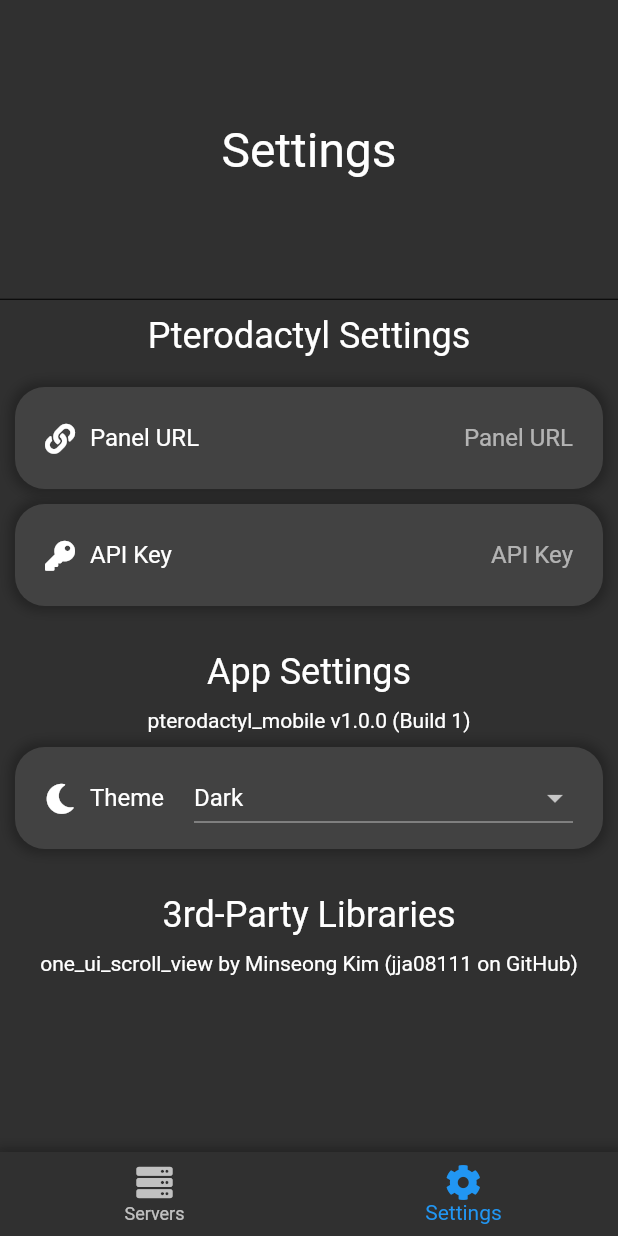
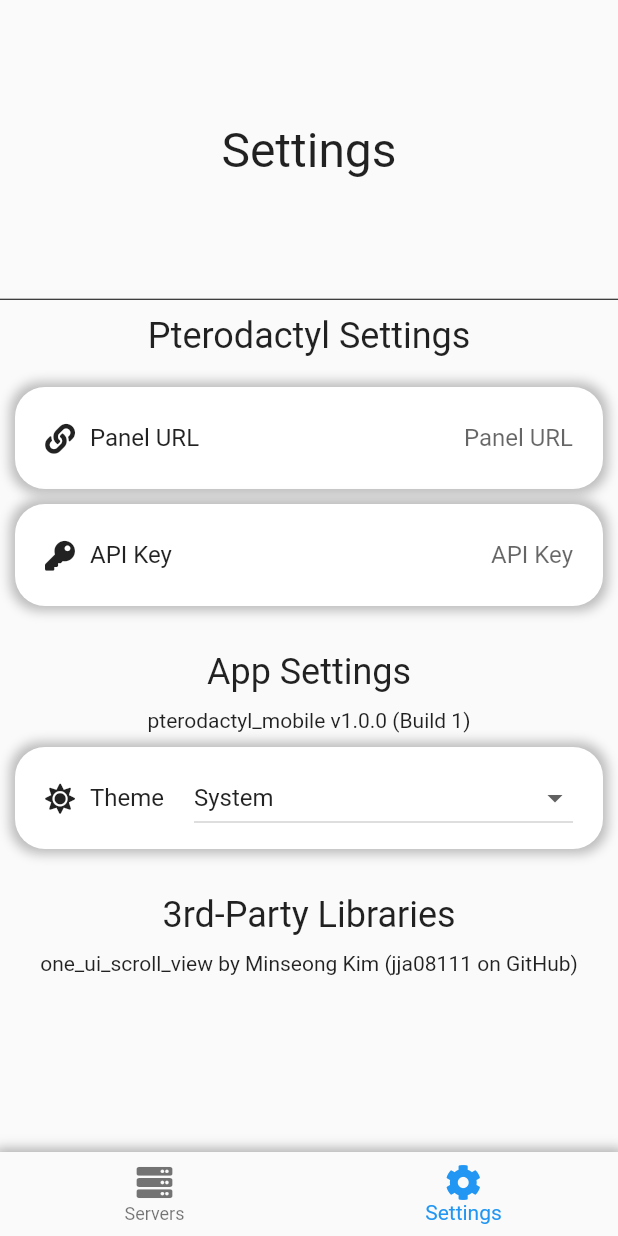
Before and after one commit to requ1Re/pterodactyl_mobile_unoffical, a Flutter app: the screen it shows after launch, swiped to page 2, on a phone screen of 412 x 824 dp. Run offline on Flutter 3.47's test engine with Material 2 defaults, Android fonts, the phone set to English and light mode, and no system bars; our stand-ins replace easy_dynamic_theme, font_awesome_flutter, package_info, shared_preferences; network calls fail.

Commit message:
Updated Themes

```diff
--- a/lib/main.dart
+++ b/lib/main.dart
@@ -1,30 +1,48 @@
-import 'package:flutter/gestures.dart';
 import 'package:flutter/material.dart';
 import 'package:font_awesome_flutter/font_awesome_flutter.dart';
-import 'package:dynamic_theme/dynamic_theme.dart';
 import 'package:pterodactyl_mobile/pages/servers.dart';
 import 'package:pterodactyl_mobile/pages/settings.dart';
+import 'package:easy_dynamic_theme/easy_dynamic_theme.dart';
 
 void main() {
-  runApp(PterodactylMobile());
+  runApp(
+      EasyDynamicThemeWidget(
+        child: PterodactylMobile(),
+      )
+  );
+}
+
+class ThemeNotifier with ChangeNotifier {
+  ThemeData _themeData;
+
+  ThemeNotifier(this._themeData);
+
+  getTheme() => _themeData;
+
+  setTheme(ThemeData themeData) async {
+    _themeData = themeData;
+    notifyListeners();
+  }
 }
 
 class PterodactylMobile extends StatelessWidget {
   // This widget is the root of your application.
   @override
   Widget build(BuildContext context) {
-    return new DynamicTheme(
-        defaultBrightness: Brightness.dark,
-        data: (brightness) => new ThemeData(
-          brightness: brightness,
-        ),
-        themedWidgetBuilder: (context, theme) {
-          return new MaterialApp(
-            title: 'Pterodactyl App Control',
-            theme: theme,
-            home: PterodactylMobileHomePage(title: 'Pterodactyl App Control'),
-          );
-        }
+    ThemeData customDark = ThemeData.dark().copyWith(
+      canvasColor: Colors.black,
+      backgroundColor: Colors.black,
+      scaffoldBackgroundColor: Colors.black,
+      cardColor: Color.fromRGBO(33, 33, 33, 1),
+      shadowColor: Color.fromRGBO(20, 20, 20, 1)
+    );
+
+    return MaterialApp(
+      title: 'Pterodactyl App Control',
+      theme: ThemeData.light(),
+      darkTheme: customDark,
+      themeMode: EasyDynamicTheme.of(context).themeMode,
+      home: PterodactylMobileHomePage(title: 'Pterodactyl App Control'),
     );
   }
 }
--- a/lib/pages/settings.dart
+++ b/lib/pages/settings.dart
@@ -1,9 +1,9 @@
 import 'dart:ui';
 
+import 'package:easy_dynamic_theme/easy_dynamic_theme.dart';
 import 'package:flutter/material.dart';
 import 'package:flutter/services.dart';
 import 'package:font_awesome_flutter/font_awesome_flutter.dart';
-import 'package:dynamic_theme/dynamic_theme.dart';
 import 'package:package_info/package_info.dart';
 import 'package:pterodactyl_mobile/one_ui_scroll_view/one_ui_scroll_view.dart';
 import 'package:pterodactyl_mobile/widgets/CustomCard.dart';
@@ -15,7 +15,7 @@ class SettingsPage extends StatefulWidget {
 }
 
 class _SettingsPageState extends State<SettingsPage> {
-  List<String> _themes = ['Light', 'Dark'];
+  List<String> _themes = ['Light', 'Dark', 'System'];
   String _selectedTheme;
 
   String _appVersionText = "";
@@ -54,7 +54,20 @@ class _SettingsPageState extends State<SettingsPage> {
 
   @override
   Widget build(BuildContext context) {
-    _selectedTheme = Theme.of(context).brightness == Brightness.light ? _themes[0]: _themes[1];
+    ThemeMode themeMode = EasyDynamicTheme.of(context).themeMode;
+    switch(themeMode){
+      case ThemeMode.light:
+        _selectedTheme = "Light";
+        break;
+
+      case ThemeMode.dark:
+        _selectedTheme = "Dark";
+        break;
+
+      case ThemeMode.system:
+        _selectedTheme = "System";
+        break;
+    }
 
     return Center(
       child: OneUiScrollView(
@@ -103,19 +116,21 @@ class _SettingsPageState extends State<SettingsPage> {
             child: Text("App Settings", style: TextStyle(fontSize: 24), textAlign: TextAlign.center),
           ),
           Text(_appVersionText, textAlign: TextAlign.center),
-          buildSettingCard(DynamicTheme.of(context).brightness == Brightness.light ? FontAwesomeIcons.solidSun : FontAwesomeIcons.solidMoon, "Theme", DropdownButton(
+          buildSettingCard(FontAwesomeIcons.solidSun, "Theme", DropdownButton(
             isExpanded: true,
             hint: Text('Theme'),
             value: _selectedTheme,
             onChanged: (newValue) {
               setState(() {
                 _selectedTheme = newValue;
-                if(newValue == _themes[0]){
-                  DynamicTheme.of(context).setBrightness(Brightness.light);
-                }else if(newValue == _themes[1]){
-                  DynamicTheme.of(context).setBrightness(Brightness.dark);
-                }
               });
+              if(newValue == _themes[0]){
+                EasyDynamicTheme.of(context).changeTheme(dynamic: false, dark: false);
+              }else if(newValue == _themes[1]){
+                EasyDynamicTheme.of(context).changeTheme(dynamic: false, dark: true);
+              }else if(newValue == _themes[2]){
+                EasyDynamicTheme.of(context).changeTheme(dynamic: true);
+              }
             },
             items: _themes.map((location) {
               return DropdownMenuItem(
--- a/pubspec.yaml
+++ b/pubspec.yaml
@@ -26,7 +26,7 @@ dependencies:
   font_awesome_flutter: 8.11.0
   shared_preferences: '>=0.5.12+4 <2.0.0'
   package_info: '>=0.4.3+2 <2.0.0'
-  dynamic_theme: ^1.0.1
+  easy_dynamic_theme: ^1.0.0
   http: ^0.12.2
 
   # The following adds the Cupertino Icons font to your application.
```
Also changed, not shown: pubspec.lock.
